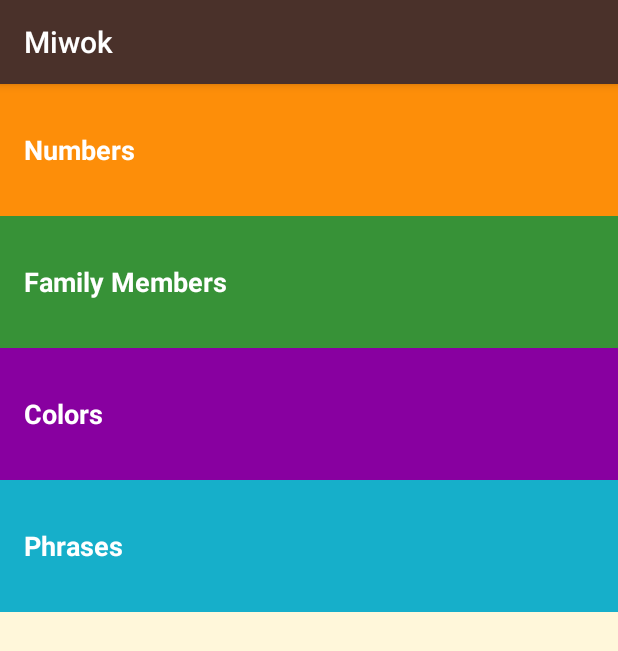
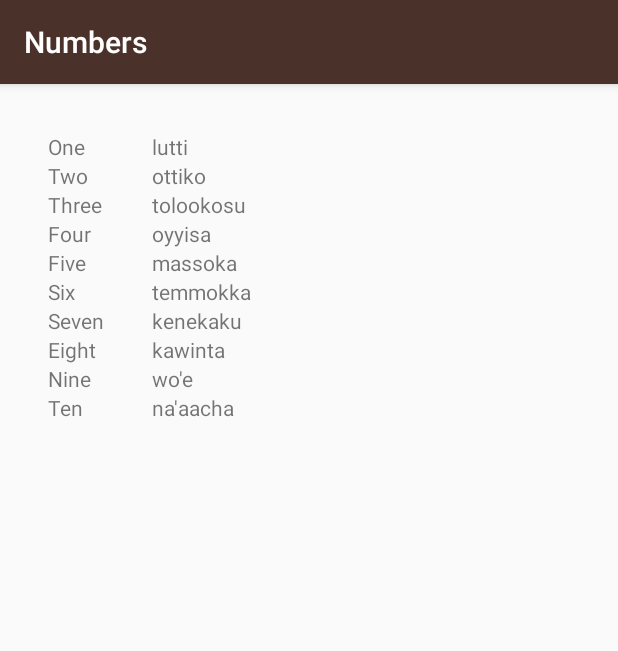
Before and after one commit to YounghwanYoon/Miwok_Udacity, an Android app: the screen it shows after launch (NumbersActivity), after a tap on "Numbers", on a phone screen of 412 x 824 dp. Shown: the top 651 px of the screen. Run offline under Robolectric (Android 15) with nearby library versions, the phone set to English and light mode, and no system bars.

Commit message:
Commit 7
Added Numbers in both English and Miwok

```diff
--- a/app/src/main/java/com/example/android/miwok/NumbersActivity.java
+++ b/app/src/main/java/com/example/android/miwok/NumbersActivity.java
@@ -23,19 +23,45 @@ public class NumbersActivity extends AppCompatActivity {
         ArrayList<String> words = new ArrayList<String>();
        //Create an array of numbers in English
         String[] wordsEnglish =
-                new String[]{"One", "Two","Three","Four","Five","Siz","Seven","Eight","Nine","Ten"};
-        int k = 0;
-        while(k < wordsEnglish.length )
+                new String[]{"One", "Two","Three","Four","Five","Six","Seven","Eight","Nine","Ten"};
+        int index = 0;
+        while(index < wordsEnglish.length )
         {
-            words.add(wordsEnglish[k]);
-            k++;
+            words.add(wordsEnglish[index]);
+            index++;
+        }
+        //Create Parent LinearLayout View
+        LinearLayout numberLinearLayout_View = (LinearLayout)findViewById(R.id.rootView);
+
+        //Create ArrayList of TextViews and setText for each TextViews before add to parentView.
+        ArrayList<TextView> numberTextViewList = new ArrayList<TextView>();
+        index = 0;
+        while(index < words.size()){
+            numberTextViewList.add(new TextView(this));
+            numberTextViewList.get(index).setText(words.get(index));
+            numberLinearLayout_View.addView(numberTextViewList.get(index));
+            index++;
         }
 
+        //Create Parent LinearLayout View
+        LinearLayout parentView_Miwok= (LinearLayout)findViewById(R.id.miwokView);
         //Create an array of numbers in Miwok
         String[] wordsMiwok =
                 new String[]{"lutti", "ottiko", "tolookosu", "oyyisa", "massoka", "temmokka", "kenekaku", "kawinta", "wo'e", "na'aacha"};
-        //Create Parent LinearLayout View
-        LinearLayout numberLinearLayout_View = (LinearLayout)findViewById(R.id.rootView);
+        ArrayList<TextView> miwokNumberTextViewList = new ArrayList<TextView>();
+
+        for(index = 0; index <wordsMiwok.length; index++){
+            miwokNumberTextViewList.add(new TextView(this));
+            miwokNumberTextViewList.get(index).setText(wordsMiwok[index]);
+            parentView_Miwok.addView(miwokNumberTextViewList.get(index));
+            Log.v("NumbersActivity.java", "TextView setText value of index" + wordsMiwok[index]);
+        }
+
+
+        /*//Create an array of numbers in Miwok
+        String[] wordsMiwok =
+                new String[]{"lutti", "ottiko", "tolookosu", "oyyisa", "massoka", "temmokka", "kenekaku", "kawinta", "wo'e", "na'aacha"};
+
         TextView numberTextView = new TextView(this);
         numberTextView.setText(words.get(0));
 
@@ -44,15 +70,9 @@ public class NumbersActivity extends AppCompatActivity {
         //Add TextView as a child view to parents view, numberLinearLayout
         numberLinearLayout_View.addView(numberTextViewTwo);
 
+*/
 
-        ArrayList<TextView> numberTextViewList = new ArrayList<TextView>();
-        int i = 0;
-        while(i < 9){
-            numberTextViewList.add(new TextView(this).setText(words.get(i)););
 
-            numberLinearLayout_View.addView(numberTextViewList.get(i));
-            i++
-        }
 
 
 
--- a/app/src/main/res/layout/activity_numbers.xml
+++ b/app/src/main/res/layout/activity_numbers.xml
@@ -1,14 +1,33 @@
 <?xml version="1.0" encoding="utf-8"?>
 <LinearLayout xmlns:android="http://schemas.android.com/apk/res/android"
     xmlns:tools="http://schemas.android.com/tools"
-    android:id="@+id/rootView"
+    android:id="@+id/parentLayout"
     android:layout_width="match_parent"
     android:layout_height="match_parent"
     android:paddingBottom="@dimen/activity_vertical_margin"
     android:paddingLeft="@dimen/activity_horizontal_margin"
     android:paddingRight="@dimen/activity_horizontal_margin"
     android:paddingTop="@dimen/activity_vertical_margin"
-    android:orientation="vertical"
+    android:orientation="horizontal"
     tools:context="com.example.android.miwok.NumbersActivity">
-
+    <LinearLayout
+        android:id="@+id/rootView"
+        android:layout_width="wrap_content"
+        android:layout_height="match_parent"
+        android:paddingBottom="@dimen/activity_vertical_margin"
+        android:paddingLeft="@dimen/activity_horizontal_margin"
+        android:paddingRight="@dimen/activity_horizontal_margin"
+        android:paddingTop="@dimen/activity_vertical_margin"
+        android:orientation="vertical">
+    </LinearLayout>
+    <LinearLayout
+        android:id="@+id/miwokView"
+        android:layout_width="wrap_content"
+        android:layout_height="match_parent"
+        android:paddingBottom="@dimen/activity_vertical_margin"
+        android:paddingLeft="@dimen/activity_horizontal_margin"
+        android:paddingRight="@dimen/activity_horizontal_margin"
+        android:paddingTop="@dimen/activity_vertical_margin"
+        android:orientation="vertical">
+    </LinearLayout>
 </LinearLayout>
```
